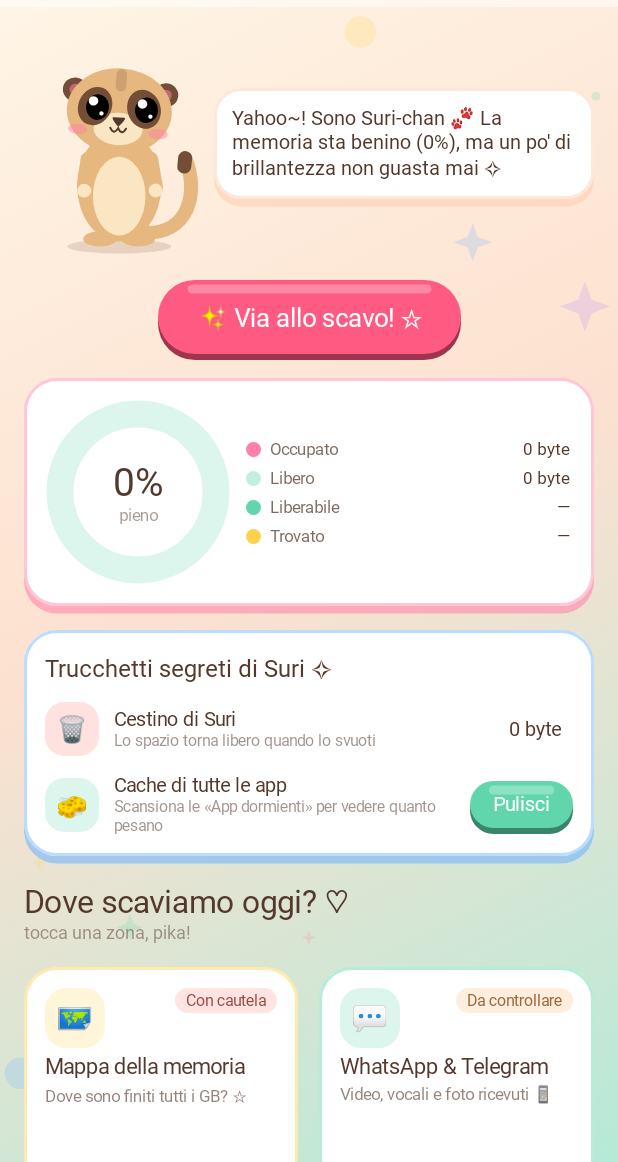
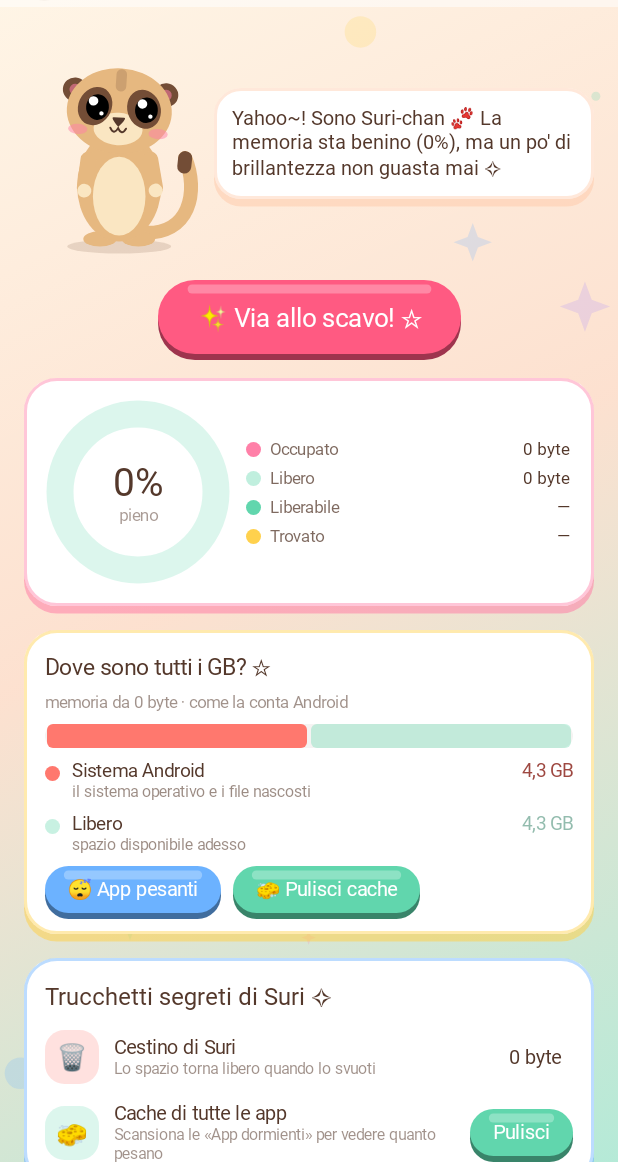
Before and after one commit to Marketto/suriclean, an Android app built with Jetpack Compose: the screen it shows after launch (MainActivity), after a tap on "Pulisci", on a phone screen of 412 x 824 dp, the part 74-1236 px from its top. Run offline under Robolectric (Android 15) with nearby library versions, the phone set to English and light mode, and no system bars; Roboto replaces fonts that are not available here; 2 statements that could not run were skipped.

Commit message:
Android: storage breakdown, app analysis visible, working cache clean fallback
- Home and Map show where all the space goes (apps, data, media, system, free)
- Apps sorted by size with app/data/cache badges and per-app settings button
- Pulisci cache falls back to storage settings when the system screen is refused
- Apps rescanned after returning from uninstall or app settings

Co-Authored-By: Claude Opus 5.5 <noreply@anthropic.com>
Claude-Session: https://claude.ai/code/session_01FfkXkpLCoMNd2LL9t8H5Pu

```diff
--- a/android/app/src/main/java/com/suriclean/app/AppVM.kt
+++ b/android/app/src/main/java/com/suriclean/app/AppVM.kt
@@ -49,6 +49,9 @@ class AppVM(app: Application) : AndroidViewModel(app) {
     /** Package names waiting for the system uninstall dialog. */
     val uninstallQueue = ArrayDeque<String>()
     var pendingIntent by mutableStateOf<Intent?>(null)
+    var breakdown by mutableStateOf<List<Slice>>(emptyList())
+    /** Set when the «clear all caches» screen is opened, to detect phones that refuse it. */
+    var cacheRequestAt = 0L
 
     private var cancel = AtomicBoolean(false)
     private var index: StorageIndex? = null
@@ -80,7 +83,8 @@ class AppVM(app: Application) : AndroidViewModel(app) {
         viewModelScope.launch(Dispatchers.IO) {
             val s = Fs.storage()
             val t = Trash.size()
-            withContext(Dispatchers.Main) { storage = s; trashSize = t }
+            val b = try { StorageBreakdown.compute(ctx, null) } catch (e: Exception) { emptyList() }
+            withContext(Dispatchers.Main) { storage = s; trashSize = t; breakdown = b }
             // drop what disappeared meanwhile
             val gone = results.values.flatten().filter { it.packageName == null && !File(it.path).exists() }.map { it.id }.toSet()
             if (gone.isNotEmpty()) withContext(Dispatchers.Main) {
@@ -256,8 +260,41 @@ class AppVM(app: Application) : AndroidViewModel(app) {
         }
     }
 
-    fun clearAllCaches(): Intent? =
-        if (Build.VERSION.SDK_INT >= 25) Intent(android.os.storage.StorageManager.ACTION_CLEAR_APP_CACHE) else null
+    fun clearAllCaches() {
+        if (Build.VERSION.SDK_INT >= 30 && !Environment.isExternalStorageManager()) {
+            showToast("Per pulire le cache serve l'«Accesso a tutti i file» ♡"); return
+        }
+        cacheRequestAt = System.currentTimeMillis()
+        pendingIntent = if (Build.VERSION.SDK_INT >= 25) Intent(android.os.storage.StorageManager.ACTION_CLEAR_APP_CACHE)
+            else Intent(android.provider.Settings.ACTION_INTERNAL_STORAGE_SETTINGS)
+    }
+
+    /** Called with the result of any system screen we opened. */
+    fun onSystemResult(resultOk: Boolean) {
+        if (cacheRequestAt > 0) {
+            val quick = System.currentTimeMillis() - cacheRequestAt < 1500
+            cacheRequestAt = 0
+            if (resultOk) {
+                Chiptune.sfx(Sfx.COIN); showToast("Pika-pika! Cache di tutte le app svuotate ✨")
+            } else if (quick) {
+                // many phones (Samsung, Xiaomi…) disable this screen: fall back to the system storage settings
+                showToast("Questo telefono non permette la pulizia in un colpo: apro l'archiviazione di Android ♡")
+                pendingIntent = Intent(android.provider.Settings.ACTION_INTERNAL_STORAGE_SETTINGS)
+                return
+            }
+            viewModelScope.launch { delay(800); refresh(); if (results[Category.APPS] != null) rescan(Category.APPS) }
+            return
+        }
+        if (uninstallQueue.isNotEmpty()) nextUninstall() else {
+            refresh()
+            if (results[Category.APPS] != null && busy == null) scan(listOf(Category.APPS))
+        }
+    }
+
+    fun openAppSettings(pkg: String) {
+        Chiptune.sfx(Sfx.POP)
+        pendingIntent = Intent(android.provider.Settings.ACTION_APPLICATION_DETAILS_SETTINGS, Uri.parse("package:$pkg"))
+    }
 
     private fun uninstall(apps: List<Item>) {
         uninstallQueue.clear()
--- a/android/app/src/main/java/com/suriclean/app/MainActivity.kt
+++ b/android/app/src/main/java/com/suriclean/app/MainActivity.kt
@@ -13,9 +13,9 @@ import androidx.compose.runtime.LaunchedEffect
 class MainActivity : ComponentActivity() {
     private val vm: AppVM by viewModels()
 
-    private val launcher = registerForActivityResult(ActivityResultContracts.StartActivityForResult()) {
-        // after an uninstall dialog, go on with the next app in the queue
-        if (vm.uninstallQueue.isNotEmpty()) vm.nextUninstall() else vm.refresh()
+    private val launcher = registerForActivityResult(ActivityResultContracts.StartActivityForResult()) { r ->
+        // cache screen result, or the next app in the uninstall queue
+        vm.onSystemResult(r.resultCode == RESULT_OK)
     }
 
     private val legacyPerms = registerForActivityResult(ActivityResultContracts.RequestMultiplePermissions()) { vm.refresh() }
--- a/android/app/src/main/java/com/suriclean/app/Model.kt
+++ b/android/app/src/main/java/com/suriclean/app/Model.kt
@@ -42,8 +42,8 @@ enum class Category(
     JUNK("Spazzatura", "Miniature, cartelle vuote, log e cestini dimenticati",
         "Miniature delle foto che Android ricrea da solo, cartelle vuote, file di log e file temporanei. Tutto si può togliere senza pensieri.",
         "🧹", Kawaii.coral, Risk.SAFE, Act.SWEEPING, "Saa~ caccia alla polvere! 🧹"),
-    APPS("App dormienti", "Fanno la nanna da secoli… zzz",
-        "Le app installate con il loro peso e l'ultima volta che le hai aperte. Il pulsante apre la disinstallazione di Android, che chiede conferma app per app.",
+    APPS("App pesanti e dormienti", "Chi si mangia la memoria? Nyam~",
+        "Le app installate dalla più pesante, con programma, dati e cache, e l'ultima volta che le hai aperte. ⚙️ apre la scheda dell'app per svuotarne la cache o i dati; «Disinstalla» chiede conferma app per app.",
         "😴", Kawaii.lilac, Risk.CAREFUL, Act.SLEEPY, "Shh~ cerco le app che fanno la nanna 💤"),
 }
 
@@ -77,3 +77,5 @@ data class Busy(
 data class Celebration(val title: String, val subtitle: String, val message: String = "", val offerEmptyTrash: Boolean = false)
 
 data class AppUpdate(val version: String, val url: String)
+
+data class Slice(val name: String, val bytes: Long, val color: androidx.compose.ui.graphics.Color, val note: String)
--- a/android/app/src/main/java/com/suriclean/app/Scanners.kt
+++ b/android/app/src/main/java/com/suriclean/app/Scanners.kt
@@ -279,15 +279,21 @@ object AppsInfo {
             val label = a.loadLabel(pm).toString()
             rep.report(label, i.toFloat() / apps.size.coerceAtLeast(1))
             var size = 0L
+            var appCache = 0L
+            var appBytes = 0L
             try {
                 val st = ssm.queryStatsForPackage(StorageManager.UUID_DEFAULT, a.packageName, Process.myUserHandle())
                 size = st.appBytes + st.dataBytes
+                appBytes = st.appBytes
+                appCache = st.cacheBytes
                 cache += st.cacheBytes
             } catch (e: Exception) { /* no usage access */ }
             val last = usage[a.packageName]?.lastTimeUsed?.takeIf { it > 0 }
             val days = Fs.daysSince(last)
             val badges = buildList {
                 if (last == null) add("👻 mai aperta?") else if (days > 365) add("😴 dorme da 1+ anno") else if (days > 90) add("💤 dorme da mesi")
+                if (size > 0) add("📦 app ${Fs.bytes(appBytes)} · 💾 dati ${Fs.bytes(size - appBytes)}")
+                if (appCache > 20L * 1_048_576) add("🧽 cache ${Fs.bytes(appCache)}")
             }
             val version = try { pm.getPackageInfo(a.packageName, 0).versionName ?: "" } catch (e: Exception) { "" }
             out.add(Item(Fs.nextId(), a.sourceDir ?: a.packageName, label,
@@ -295,6 +301,43 @@ object AppsInfo {
                 size, last, Risk.CAREFUL, false, badges, packageName = a.packageName))
         }
         return out to cache
+    }
+}
+
+object StorageBreakdown {
+    /** Splits the used storage the way Android counts it (needs usage access for the app part). */
+    fun compute(ctx: Context, measuredFiles: Long?): List<Slice> {
+        val ssm = ctx.getSystemService(StorageStatsManager::class.java)
+        val total = try { ssm.getTotalBytes(StorageManager.UUID_DEFAULT) } catch (e: Exception) { Fs.storage().first }
+        val free = try { ssm.getFreeBytes(StorageManager.UUID_DEFAULT) } catch (e: Exception) { Fs.storage().second }
+        val used = (total - free).coerceAtLeast(0)
+        val out = ArrayList<Slice>()
+        var accounted = 0L
+        try {
+            val user = Process.myUserHandle()
+            val ext = ssm.queryExternalStatsForUser(StorageManager.UUID_DEFAULT, user)
+            val media = ext.imageBytes + ext.videoBytes
+            out.add(Slice("Foto e video", media, Kawaii.pink, "DCIM, Pictures, Movies e i media delle chat"))
+            out.add(Slice("Musica e audio", ext.audioBytes, Kawaii.lilac, "brani, vocali, podcast"))
+            val other = (ext.totalBytes - media - ext.audioBytes - ext.appBytes).coerceAtLeast(0)
+            out.add(Slice("Altri file", other, Kawaii.lemon, "Download, documenti, APK e il resto della memoria condivisa"))
+            accounted += media + ext.audioBytes + other
+            if (AppsInfo.hasUsageAccess(ctx)) {
+                val st = ssm.queryStatsForUser(StorageManager.UUID_DEFAULT, user)
+                val data = (st.dataBytes - st.cacheBytes).coerceAtLeast(0)
+                out.add(Slice("App (programmi)", st.appBytes, Kawaii.sky, "le app installate"))
+                out.add(Slice("Dati delle app", data, Kawaii.orange, "chat, giochi, musica offline… dentro ogni app: si svuotano dalla scheda ⚙️ dell'app"))
+                out.add(Slice("Cache delle app", st.cacheBytes, Kawaii.mint, "si ricrea da sola: «Pulisci» o la scheda ⚙️ dell'app"))
+                accounted += st.appBytes + data + st.cacheBytes
+            }
+        } catch (e: Exception) {
+            if (measuredFiles != null) { out.add(Slice("File misurati", measuredFiles, Kawaii.lemon, "la memoria condivisa")); accounted += measuredFiles }
+        }
+        val rest = (used - accounted).coerceAtLeast(0)
+        out.add(Slice(if (AppsInfo.hasUsageAccess(ctx)) "Sistema Android" else "Sistema e app",
+            rest, Kawaii.coral, if (AppsInfo.hasUsageAccess(ctx)) "il sistema operativo e i file nascosti" else "dai a Suri l'«Accesso ai dati di utilizzo» per separare le app dal sistema"))
+        out.add(Slice("Libero", free, Kawaii.mint.copy(alpha = 0.35f), "spazio disponibile adesso"))
+        return out.filter { it.bytes > 0 }
     }
 }
 
--- a/android/app/src/main/java/com/suriclean/app/Screens.kt
+++ b/android/app/src/main/java/com/suriclean/app/Screens.kt
@@ -126,6 +126,7 @@ private fun Home(vm: AppVM) {
         }
         if (!vm.hasFiles || !vm.hasUsage) PermissionsCard(vm)
         StorageCard(vm)
+        if (vm.breakdown.isNotEmpty()) BreakdownCard(vm)
         TipsCard(vm) { i -> ctx.startActivity(i) }
         Column {
             KText("Dove scaviamo oggi? ♡", 21.sp)
@@ -215,7 +216,7 @@ private fun TipsCard(vm: AppVM, start: (Intent) -> Unit) {
             if (vm.trashSize > 0) "Svuota" else null, Kawaii.coral) { askEmpty = true }
         TipRow("🧽", "Cache di tutte le app", if (vm.appCache > 0) "Una sola conferma di Android, le app le ricreano" else "Scansiona le «App dormienti» per vedere quanto pesano",
             if (vm.appCache > 0) Fs.bytes(vm.appCache) else "", if (Build.VERSION.SDK_INT >= 25) "Pulisci" else null, Kawaii.mint) {
-            vm.clearAllCaches()?.let { i -> vm.pendingIntent = i }
+            vm.clearAllCaches()
         }
     }
     if (askEmpty) ConfirmDialog("Svuotare il Cestino di Suri?", "Tutto ciò che c'è dentro (${Fs.bytes(vm.trashSize)}) verrà eliminato per sempre.", "Svuota per sempre",
@@ -302,7 +303,7 @@ private fun buildTree(list: List<Item>, sort: Int): List<Node> {
 
 @Composable
 private fun Detail(vm: AppVM, c: Category) {
-    var sort by rememberSaveable(c) { mutableIntStateOf(if (c == Category.DOWNLOADS || c == Category.APPS) 1 else 0) }
+    var sort by rememberSaveable(c) { mutableIntStateOf(if (c == Category.DOWNLOADS) 1 else 0) }
     var tree by rememberSaveable { mutableStateOf(false) }
     var query by rememberSaveable(c) { mutableStateOf("") }
     var confirm by remember { mutableStateOf(false) }
@@ -327,6 +328,8 @@ private fun Detail(vm: AppVM, c: Category) {
             }
             KText(c.explain, 11.5.sp, bold = false, alpha = 0.68f)
             if (vm.results[c] != null) KText("${all.size} elementi · ${Fs.bytes(vm.displayTotal(c))}", 12.sp, color = c.color.darker())
+            if (c == Category.MAP && vm.breakdown.isNotEmpty()) BreakdownCard(vm)
+            if (c == Category.APPS && !vm.hasUsage) KText("⚠️ Senza l'«Accesso ai dati di utilizzo» Android non mi dice quanto pesano le app: attivalo dalla tana ♡", 11.5.sp, color = Kawaii.coral.darker())
             Row(Modifier.horizontalScroll(rememberScrollState()), horizontalArrangement = Arrangement.spacedBy(8.dp), verticalAlignment = Alignment.CenterVertically) {
                 if (!c.viewOnly && c != Category.APPS) SegmentRow(listOf("☰ Lista" to !tree, "🌳 Albero" to tree), c.color) { tree = it == 1; expanded = emptySet() }
                 SegmentRow(listOf("Più grandi" to (sort == 0), "Più vecchi" to (sort == 1), "Nome" to (sort == 2)), c.color) { sort = it }
@@ -448,6 +451,7 @@ private fun ItemRow(vm: AppVM, c: Category, it: Item, max: Long) {
             SizeBar(it.size.toFloat() / max, c.color, Modifier.fillMaxWidth().padding(top = 4.dp).height(6.dp))
         }
         if (it.packageName == null && !it.isDir) KText("👁️", 16.sp, modifier = Modifier.clickable { openItem(ctx, it) }.padding(start = 6.dp))
+        if (it.packageName != null) KText("⚙️", 18.sp, modifier = Modifier.clickable { vm.openAppSettings(it.packageName) }.padding(start = 6.dp))
     }
 }
 
@@ -538,3 +542,33 @@ private fun CelebrationOverlay(vm: AppVM, c: Celebration) {
     if (askEmpty) ConfirmDialog("Svuotare il Cestino di Suri?", "Tutto ciò che c'è dentro (${Fs.bytes(vm.trashSize)}) verrà eliminato per sempre.", "Svuota per sempre",
         onDismiss = { askEmpty = false }) { askEmpty = false; vm.emptyTrash() }
 }
+
+
+@Composable
+private fun BreakdownCard(vm: AppVM) {
+    val slices = vm.breakdown
+    val total = slices.sumOf { it.bytes }.coerceAtLeast(1)
+    Column(Modifier.fillMaxWidth().kawaiiCard(Kawaii.lemon).padding(14.dp), verticalArrangement = Arrangement.spacedBy(8.dp)) {
+        KText("Dove sono tutti i GB? ☆", 15.sp)
+        KText("memoria da ${Fs.bytes(vm.storage.first)} · come la conta Android", 11.sp, bold = false, alpha = 0.55f)
+        Row(Modifier.fillMaxWidth().height(16.dp).background(Kawaii.cocoa.copy(alpha = 0.06f), RoundedCornerShape(50))) {
+            slices.forEach { sl ->
+                val w = (sl.bytes.toFloat() / total).coerceAtLeast(0.004f)
+                Box(Modifier.weight(w).fillMaxSize().padding(horizontal = 1.dp).background(sl.color, RoundedCornerShape(4.dp)))
+            }
+        }
+        slices.forEach { sl ->
+            Row(verticalAlignment = Alignment.Top) {
+                Box(Modifier.padding(top = 4.dp).size(10.dp).background(sl.color, RoundedCornerShape(50)))
+                Column(Modifier.weight(1f).padding(start = 8.dp)) {
+                    Row { KText(sl.name, 12.5.sp, modifier = Modifier.weight(1f)); KText(Fs.bytes(sl.bytes), 12.5.sp, color = sl.color.darker()) }
+                    KText(sl.note, 10.5.sp, bold = false, alpha = 0.58f)
+                }
+            }
+        }
+        Row(horizontalArrangement = Arrangement.spacedBy(8.dp)) {
+            BubblyButton("😴 App pesanti", Kawaii.sky) { vm.open(Category.APPS) }
+            BubblyButton("🧽 Pulisci cache", Kawaii.mint) { vm.clearAllCaches() }
+        }
+    }
+}
```
